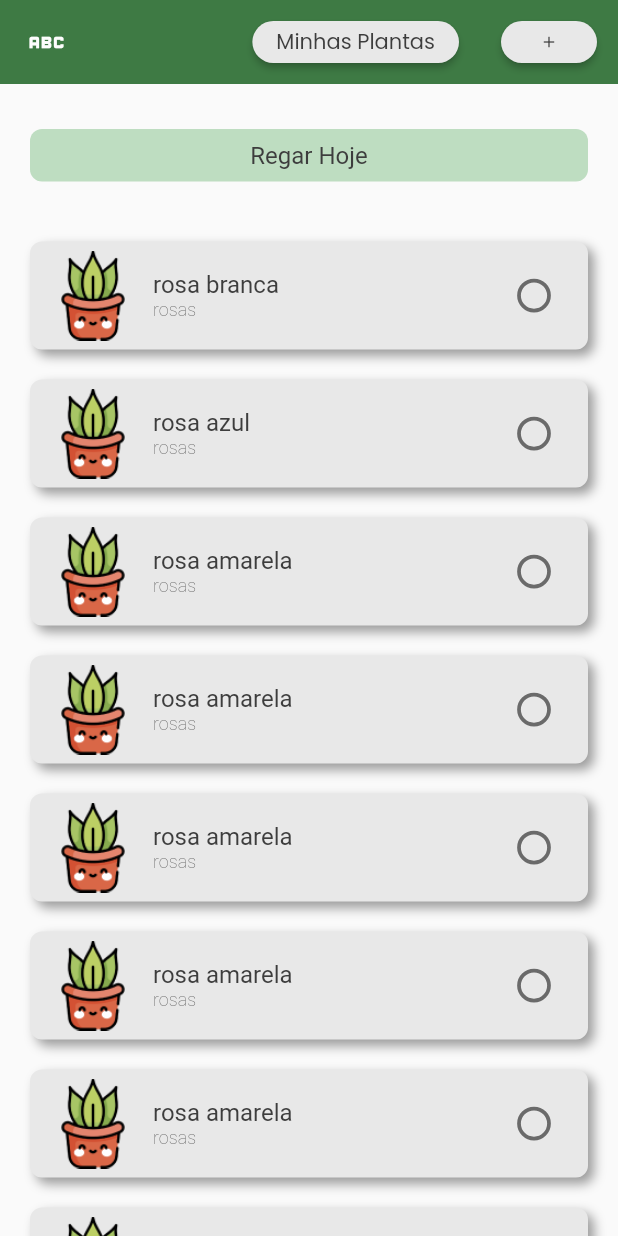
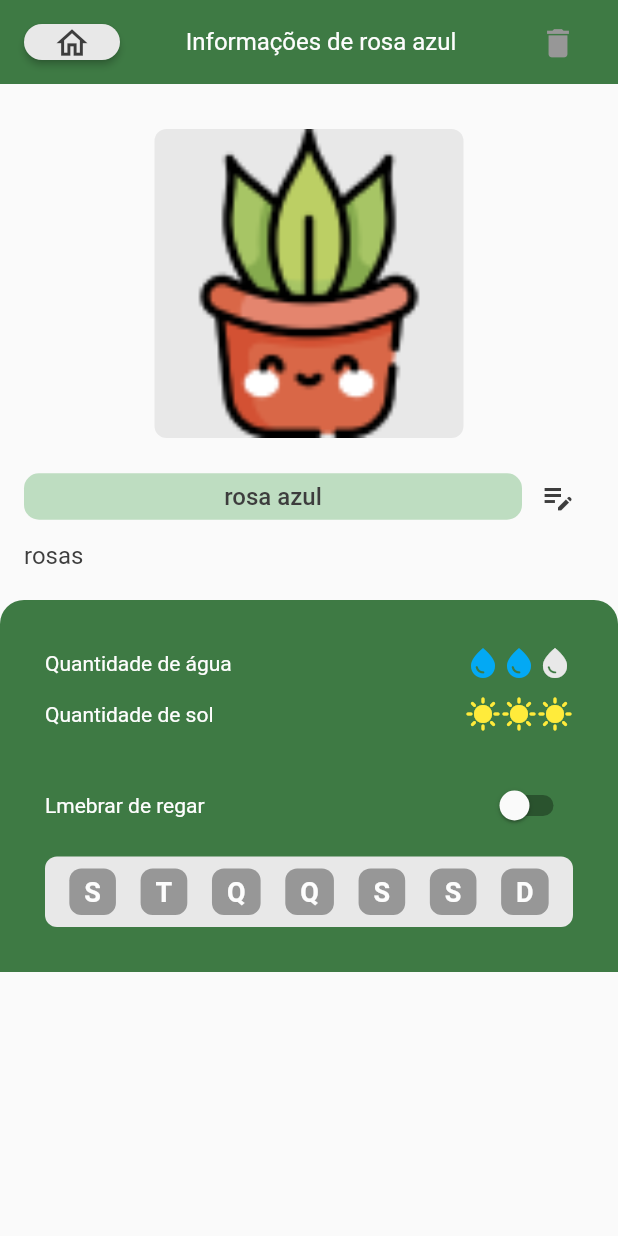
Before and after one commit to karoldm/myplants, a Flutter app: the screen it shows after launch, on a phone screen of 412 x 824 dp. Run offline on Flutter 3.47's test engine with Material 2 defaults, Android fonts, the light colour scheme and no system bars.

Commit message:
plant screen

```diff
--- a/lib/main.dart
+++ b/lib/main.dart
@@ -1,4 +1,6 @@
 import 'package:flutter/material.dart';
+import 'package:myplants/models/Plant.dart';
+import 'package:myplants/screens/plant/PlantScreen.dart';
 
 import 'package:myplants/themes/ColorThemes.dart';
 
@@ -13,6 +15,16 @@ void main() {
 class MyApp extends StatelessWidget {
   const MyApp({super.key});
 
+  final Plant plant = const Plant(
+      id: 0,
+      especie: 'rosa azul',
+      category: 'rosas',
+      humidity: 2,
+      sun: 3,
+      photoPath: 'assets/images/defaultPlantImage.png',
+      rememberWater: false,
+      daysWater: []);
+
   // This widget is the root of your application.
   @override
   Widget build(BuildContext context) {
@@ -22,9 +34,9 @@ class MyApp extends StatelessWidget {
         theme: ThemeData(
           primarySwatch: Colors.grey,
         ),
-      home:
+        home: PlantScreen(plant: plant)
         //const MyPlantsScreen(),
-          HomeScreen(),
+        //HomeScreen(),
         //const SplashScreen(),
         );
   }
--- a/lib/screens/home/PlantWaterCard.dart
+++ b/lib/screens/home/PlantWaterCard.dart
@@ -68,7 +68,7 @@ class _PlantWaterCardState extends State<PlantWaterCard> {
             Transform.scale(
               scale: 1.25,
               child: Checkbox(
-                  shape: CircleBorder(),
+                  shape: const CircleBorder(),
                   checkColor: ColorThemes.light,
                   activeColor: ColorThemes.darkGreen,
                   value: plant.watered,
--- /dev/null
+++ b/lib/screens/plant/PlantScreen.dart
@@ -0,0 +1,245 @@
+import 'package:flutter/material.dart';
+
+import 'package:myplants/models/Plant.dart';
+import 'package:myplants/screens/plant/WeekDayButton.dart';
+import 'package:myplants/themes/ColorThemes.dart';
+
+class PlantScreen extends StatefulWidget {
+  final Plant plant;
+
+  const PlantScreen({super.key, required this.plant});
+
+  @override
+  State<PlantScreen> createState() => _PlantScreenState(plant: plant);
+}
+
+class _PlantScreenState extends State<PlantScreen> {
+  final Plant plant;
+  bool rememberWater = false;
+
+  _PlantScreenState({required this.plant});
+
+  @override
+  Widget build(BuildContext context) {
+    final MediaQueryData media = MediaQuery.of(context);
+
+    return Scaffold(
+        appBar: AppBar(
+          backgroundColor: ColorThemes.darkGreen,
+          elevation: 0,
+          title: const Text(''),
+          actions: [
+            Expanded(
+              child: Padding(
+                padding: const EdgeInsets.all(16),
+                child: Row(
+                  mainAxisAlignment: MainAxisAlignment.spaceBetween,
+                  children: [
+                    ElevatedButton(
+                        style: ElevatedButton.styleFrom(
+                            shape: const StadiumBorder(),
+                            backgroundColor: ColorThemes.grey),
+                        onPressed: back,
+                        child: const Icon(Icons.home_outlined,
+                            color: ColorThemes.dark, size: 25)),
+                    Text(
+                      'Informações de ${plant.especie}',
+                      style: const TextStyle(
+                          color: ColorThemes.light,
+                          fontSize: 16,
+                          fontWeight: FontWeight.w400),
+                    ),
+                    const IconButton(
+                      padding: EdgeInsets.all(0),
+                      onPressed: deletePlant,
+                      icon: Icon(Icons.delete,
+                          color: ColorThemes.darkGrey, size: 25),
+                    )
+                  ],
+                ),
+              ),
+            ),
+          ],
+        ),
+        body: SingleChildScrollView(
+          child: Column(
+            children: [
+              Container(
+                height: media.size.width * 0.5,
+                width: media.size.width * 0.5,
+                margin: const EdgeInsets.only(top: 30, bottom: 15),
+                decoration: BoxDecoration(
+                    borderRadius: const BorderRadius.all(Radius.circular(8)),
+                    image: DecorationImage(
+                        image: AssetImage(plant.photoPath), fit: BoxFit.cover),
+                    color: ColorThemes.grey),
+              ),
+              Row(
+                children: [
+                  Expanded(
+                      child: Container(
+                    alignment: Alignment.center,
+                    padding: const EdgeInsets.all(6),
+                    margin: const EdgeInsets.only(left: 16),
+                    decoration: const BoxDecoration(
+                        color: ColorThemes.lightGreen,
+                        borderRadius: BorderRadius.all(Radius.circular(10))),
+                    child: Text(
+                      plant.especie,
+                      style: const TextStyle(
+                          color: ColorThemes.dark,
+                          fontSize: 16,
+                          fontWeight: FontWeight.w500),
+                    ),
+                  )),
+                  Container(
+                    margin: const EdgeInsets.only(right: 16),
+                    child: const IconButton(
+                        onPressed: editPlant,
+                        icon: Icon(
+                          Icons.edit_note_outlined,
+                          color: ColorThemes.dark,
+                        )),
+                  )
+                ],
+              ),
+              Container(
+                padding: const EdgeInsets.fromLTRB(16, 6, 0, 20),
+                alignment: Alignment.centerLeft,
+                child: Text(
+                  plant.category,
+                  style: const TextStyle(
+                      fontSize: 16,
+                      color: ColorThemes.dark,
+                      fontWeight: FontWeight.w400),
+                ),
+              ),
+              Container(
+                padding: const EdgeInsets.all(30),
+                alignment: Alignment.center,
+                decoration: const BoxDecoration(
+                  color: ColorThemes.darkGreen,
+                  borderRadius: BorderRadius.only(
+                      topLeft: Radius.circular(16),
+                      topRight: Radius.circular(16)),
+                ),
+                child: Column(
+                  mainAxisAlignment: MainAxisAlignment.spaceBetween,
+                  children: [
+                    Row(
+                      mainAxisAlignment: MainAxisAlignment.spaceBetween,
+                      children: [
+                        const Text(
+                          'Quantidade de água',
+                          style: TextStyle(
+                              color: ColorThemes.light,
+                              fontSize: 14,
+                              fontWeight: FontWeight.w400),
+                        ),
+                        Row(
+                          mainAxisAlignment: MainAxisAlignment.spaceBetween,
+                          children: const [
+                            Icon(
+                              Icons.water_drop,
+                              color: Colors.lightBlue,
+                            ),
+                            Icon(
+                              Icons.water_drop,
+                              color: Colors.lightBlue,
+                            ),
+                            Icon(
+                              Icons.water_drop,
+                              color: ColorThemes.grey,
+                            )
+                          ],
+                        ),
+                      ],
+                    ),
+                    const SizedBox(
+                      height: 10,
+                    ),
+                    Row(
+                      mainAxisAlignment: MainAxisAlignment.spaceBetween,
+                      children: [
+                        const Text(
+                          'Quantidade de sol',
+                          style: TextStyle(
+                              color: ColorThemes.light,
+                              fontSize: 14,
+                              fontWeight: FontWeight.w400),
+                        ),
+                        Row(
+                          children: const [
+                            Icon(
+                              Icons.sunny,
+                              color: Colors.yellow,
+                            ),
+                            Icon(
+                              Icons.sunny,
+                              color: Colors.yellow,
+                            ),
+                            Icon(
+                              Icons.sunny,
+                              color: Colors.yellow,
+                            )
+                          ],
+                        ),
+                      ],
+                    ),
+                    const SizedBox(
+                      height: 25,
+                    ),
+                    Row(
+                      mainAxisAlignment: MainAxisAlignment.spaceBetween,
+                      children: [
+                        const Text(
+                          'Lmebrar de regar',
+                          style: TextStyle(
+                              color: ColorThemes.light,
+                              fontSize: 14,
+                              fontWeight: FontWeight.w400),
+                        ),
+                        Switch(
+                            value: rememberWater,
+                            activeColor: ColorThemes.lightGreen,
+                            onChanged: (bool value) {
+                              setState(() {
+                                rememberWater = value;
+                              });
+                            })
+                      ],
+                    ),
+                    const SizedBox(
+                      height: 10,
+                    ),
+                    Container(
+                      padding: const EdgeInsets.all(8),
+                      decoration: const BoxDecoration(
+                          color: ColorThemes.grey,
+                          borderRadius: BorderRadius.all(Radius.circular(8))),
+                      child: Row(
+                          mainAxisAlignment: MainAxisAlignment.spaceAround,
+                          children: const [
+                            WeekDayButton(day: 'S'),
+                            WeekDayButton(day: 'T'),
+                            WeekDayButton(day: 'Q'),
+                            WeekDayButton(day: 'Q'),
+                            WeekDayButton(day: 'S'),
+                            WeekDayButton(day: 'S'),
+                            WeekDayButton(day: 'D'),
+                          ]),
+                    )
+                  ],
+                ),
+              )
+            ],
+          ),
+        ));
+  }
+}
+
+void editPlant() {}
+
+void back() {}
+
+void deletePlant() {}
--- /dev/null
+++ b/lib/screens/plant/WeekDayButton.dart
@@ -0,0 +1,44 @@
+import 'package:flutter/cupertino.dart';
+import 'package:flutter/material.dart';
+import 'package:myplants/themes/ColorThemes.dart';
+
+class WeekDayButton extends StatefulWidget {
+  final String day;
+
+  const WeekDayButton({super.key, required this.day});
+
+  @override
+  State<WeekDayButton> createState() => _WeekDayButtonState(day: day);
+}
+
+class _WeekDayButtonState extends State<WeekDayButton> {
+  final String day;
+
+  bool selected = false;
+
+  _WeekDayButtonState({required this.day});
+
+  @override
+  Widget build(BuildContext context) {
+    return InkWell(
+      onTap: () {
+        setState(() {
+          selected = !selected;
+        });
+      },
+      child: Container(
+        padding: const EdgeInsets.symmetric(vertical: 5, horizontal: 10),
+        decoration: BoxDecoration(
+            color: selected ? ColorThemes.lightGreen : ColorThemes.darkGrey,
+            borderRadius: const BorderRadius.all(Radius.circular(8))),
+        child: Text(
+          day,
+          style: const TextStyle(
+              color: ColorThemes.light,
+              fontSize: 18,
+              fontWeight: FontWeight.w600),
+        ),
+      ),
+    );
+  }
+}
--- a/lib/themes/ColorThemes.dart
+++ b/lib/themes/ColorThemes.dart
@@ -7,5 +7,6 @@ class ColorThemes {
   static const light = Color(0xffFDFDFD);
   static const dark = Color(0xff3D3D3D);
   static const grey = Color(0xffE8E8E8);
+  static const darkGrey = Color(0xff979797);
   static const red = Color(0xffFF6C6C);
 }
```
Lines whose indentation alone changed are shown as unchanged.
